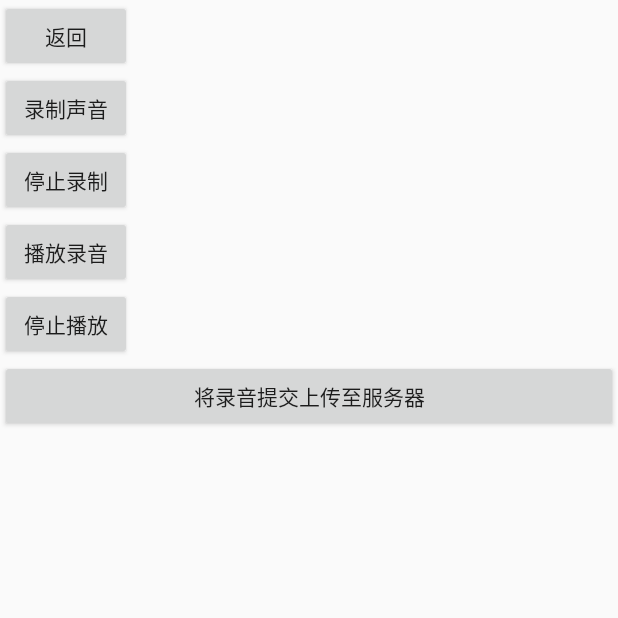
After one commit to daringjw/GridMember, an Android app: the RecordActivity screen opened directly, with no data from a screen before it, on a phone screen of 412 x 824 dp, the top half of it. The commit adds this screen. Run offline under Robolectric (Android 15) with nearby library versions, the phone set to English and light mode, and no system bars.

Commit message:
录音 播放录音完成

```diff
--- /dev/null
+++ b/GridMember/app/src/main/java/com/jkkc/gridmember/ui/RecordActivity.java
@@ -0,0 +1,129 @@
+package com.jkkc.gridmember.ui;
+
+import android.os.Bundle;
+import android.support.annotation.Nullable;
+import android.support.v7.app.AppCompatActivity;
+import android.view.View;
+import android.widget.Button;
+
+import com.jkkc.gridmember.R;
+import com.jkkc.gridmember.Record.AudioPlayer;
+import com.jkkc.gridmember.Record.AudioRecorder;
+
+import java.io.IOException;
+
+/**
+ * Created by Guan on 2018/1/29.
+ */
+
+public class RecordActivity extends AppCompatActivity implements View.OnClickListener {
+
+    private Button mBtnBack;
+
+    private Button mBtnRecord;
+    private Button mBtnStopRecord;
+    private Button mBtnPlay;
+    private Button mBtnStopPlay;
+
+    private AudioRecorder mAudioRecorder;
+    private AudioPlayer mAudioPlayer;
+    private String mPath;
+
+    @Override
+    protected void onCreate(@Nullable Bundle savedInstanceState) {
+        super.onCreate(savedInstanceState);
+
+
+        setContentView(R.layout.activity_record);
+
+        mBtnBack = (Button) findViewById(R.id.btnBack);
+
+        mBtnBack.setOnClickListener(new View.OnClickListener() {
+            @Override
+            public void onClick(View view) {
+                finish();
+            }
+        });
+
+
+        mBtnRecord = (Button) findViewById(R.id.btnRecord);
+        mBtnStopRecord = (Button) findViewById(R.id.btnStopRecord);
+        mBtnPlay = (Button) findViewById(R.id.btnPlay);
+        mBtnStopPlay = (Button) findViewById(R.id.btnStopPlay);
+
+        mBtnRecord.setOnClickListener(this);
+        mBtnStopRecord.setOnClickListener(this);
+        mBtnPlay.setOnClickListener(this);
+        mBtnStopPlay.setOnClickListener(this);
+
+
+
+
+
+    }
+
+
+    @Override
+    public void onClick(View view) {
+
+        switch (view.getId()) {
+
+            case R.id.btnRecord:
+
+                if (mAudioRecorder == null) {
+                    mAudioRecorder = new AudioRecorder();
+
+                }
+
+                try {
+
+                    mAudioRecorder.start();
+                    mBtnRecord.setVisibility(View.GONE);
+
+
+                } catch (IOException e) {
+                    e.printStackTrace();
+                }
+
+
+                break;
+
+            case R.id.btnStopRecord:
+
+                if (mAudioRecorder != null) {
+
+                    mAudioRecorder.stop();
+
+                }
+
+                break;
+
+
+            case R.id.btnPlay:
+
+                if (mAudioPlayer == null) {
+
+                    mAudioPlayer = new AudioPlayer();
+                    mAudioPlayer.setPlayerPath(mAudioRecorder.getPath());
+
+
+                }
+
+                mAudioPlayer.play();
+
+                break;
+
+            case R.id.btnStopPlay:
+
+                if (mAudioPlayer != null) {
+                    mAudioPlayer.stop();
+                }
+                break;
+
+
+        }
+
+    }
+
+
+}
--- /dev/null
+++ b/GridMember/app/src/main/res/layout/activity_record.xml
@@ -0,0 +1,49 @@
+<?xml version="1.0" encoding="utf-8"?>
+<LinearLayout
+    xmlns:android="http://schemas.android.com/apk/res/android"
+    android:layout_width="match_parent"
+    android:layout_height="match_parent"
+    android:orientation="vertical"
+
+    >
+
+    <Button
+        android:id="@+id/btnBack"
+        android:layout_width="wrap_content"
+        android:layout_height="wrap_content"
+        android:text="返回"/>
+
+    <Button
+        android:id="@+id/btnRecord"
+        android:layout_width="wrap_content"
+        android:layout_height="wrap_content"
+        android:text="录制声音"/>
+
+    <Button
+        android:id="@+id/btnStopRecord"
+        android:layout_width="wrap_content"
+        android:layout_height="wrap_content"
+        android:text="停止录制"/>
+
+
+    <Button
+        android:id="@+id/btnPlay"
+        android:layout_width="wrap_content"
+        android:layout_height="wrap_content"
+        android:text="播放录音"/>
+
+    <Button
+        android:id="@+id/btnStopPlay"
+        android:layout_width="wrap_content"
+        android:layout_height="wrap_content"
+        android:text="停止播放"/>
+
+
+    <Button
+        android:id="@+id/btnSubmit"
+        android:layout_width="match_parent"
+        android:layout_height="wrap_content"
+        android:text="将录音提交上传至服务器"/>
+
+
+</LinearLayout>
--- a/GridMember/app/src/main/res/layout/activity_return_visit_record.xml
+++ b/GridMember/app/src/main/res/layout/activity_return_visit_record.xml
@@ -96,12 +96,6 @@
         />
 
 
-    <Button
-        android:id="@+id/btnGetPicFromServer"
-        android:text="从服务器获取已经上传了的图片"
-        android:layout_width="match_parent"
-        android:layout_height="wrap_content"/>
-
 
 
 </LinearLayout>
```
Also changed, not shown: GridMember/app/src/main/AndroidManifest.xml (+11 -0 lines), GridMember/app/src/main/java/com/jkkc/gridmember/Record/AudioPlayer.java (added, +66 -0 lines), GridMember/app/src/main/java/com/jkkc/gridmember/Record/AudioRecorder.java (added, +72 -0 lines), GridMember/app/src/main/java/com/jkkc/gridmember/ui/ReturnVisitRecordActivity.java (+12 -0 lines).
